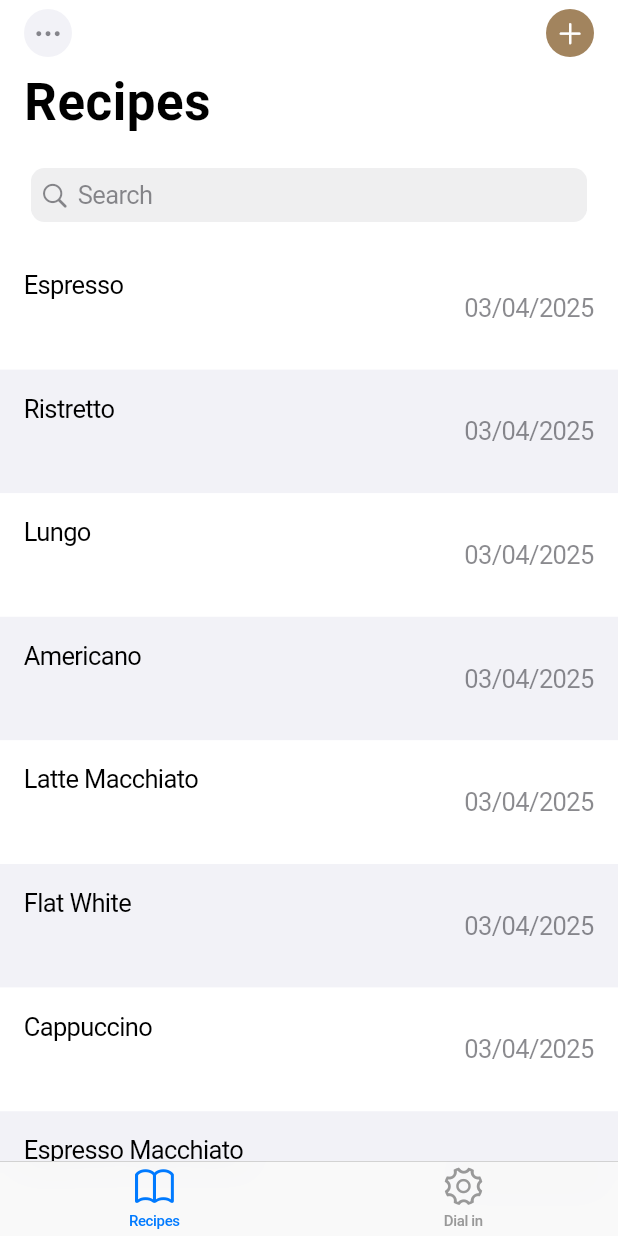
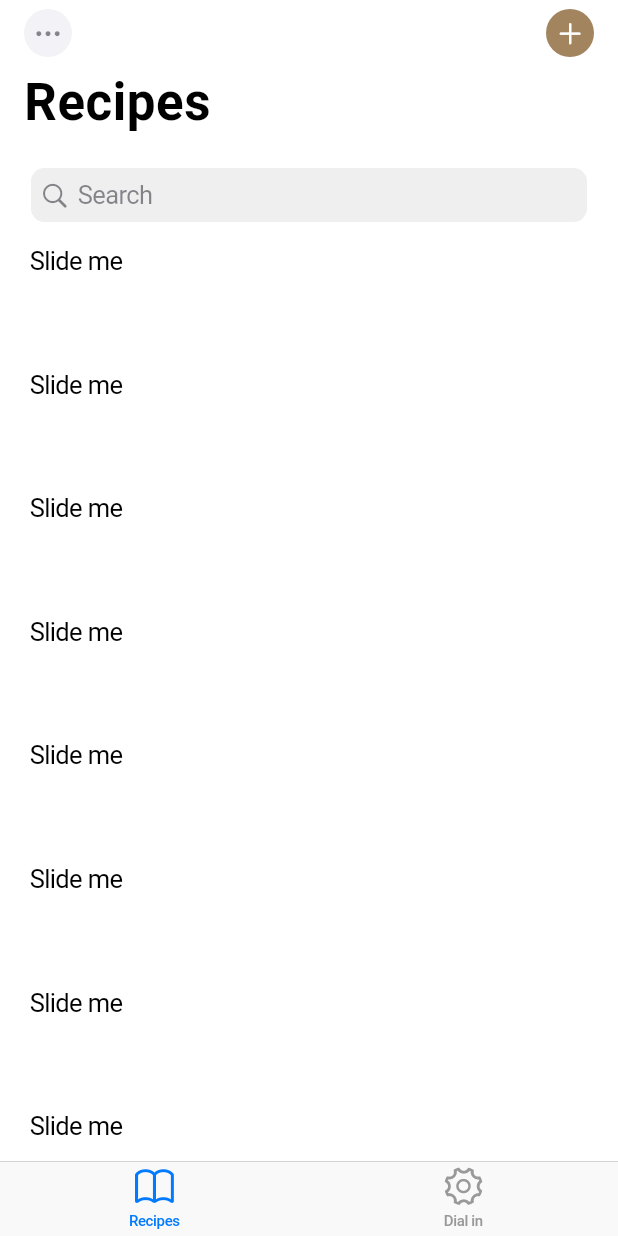
Before and after one commit to florian-renfer/baristabuddy, a Flutter app: the screen it shows after launch, on a phone screen of 412 x 824 dp. Run offline on Flutter 3.47's test engine with Material 3 defaults, Android fonts, the phone set to English and light mode, and no system bars; drawn by our look-alikes of flutter_slidable.

Commit message:
feat: add flutter_slide dependency, initialize RecipeListEntry

```diff
--- a/lib/screens/recipes.dart
+++ b/lib/screens/recipes.dart
@@ -1,5 +1,7 @@
 import 'package:flutter/cupertino.dart';
 import 'package:intl/intl.dart';
+
+import '../widgets/recipe_list_entry.dart';
 
 // This class represents attributes of a brewing recipe.
 class Recipe {
@@ -124,17 +126,7 @@ class RecipeList extends StatelessWidget {
             BuildContext context,
             int index,
           ) {
-            return CupertinoListTile(
-              title: _recipes[index].name,
-              padding: EdgeInsets.symmetric(vertical: 16, horizontal: 16),
-              backgroundColor:
-                  index % 2 == 0
-                      ? CupertinoColors.tertiarySystemBackground
-                      : CupertinoColors.secondarySystemBackground,
-              additionalInfo: Text(
-                DateFormat('MM/dd/yyyy').format(_recipes[index].updatedAt),
-              ),
-            );
+            return RecipeListEntry();
           }, childCount: _recipes.length),
         ),
       ],
--- /dev/null
+++ b/lib/widgets/recipe_list_entry.dart
@@ -0,0 +1,70 @@
+import 'package:flutter/cupertino.dart';
+import 'package:flutter_slidable/flutter_slidable.dart';
+
+// This class displays a list entry for a brewing recipe.
+class RecipeListEntry extends StatelessWidget {
+  const RecipeListEntry({super.key});
+
+  @override
+  Widget build(BuildContext context) {
+    return Slidable(
+      // Specify a key if the Slidable is dismissible.
+      key: const ValueKey(0),
+
+      // The start action pane is the one at the left or the top side.
+      startActionPane: ActionPane(
+        // A motion is a widget used to control how the pane animates.
+        motion: const ScrollMotion(),
+
+        // A pane can dismiss the Slidable.
+        dismissible: DismissiblePane(onDismissed: () {}),
+
+        // All actions are defined in the children parameter.
+        children: const [
+          // A SlidableAction can have an icon and/or a label.
+          SlidableAction(
+            onPressed: null,
+            backgroundColor: Color(0xFFFE4A49),
+            foregroundColor: CupertinoColors.white,
+            icon: CupertinoIcons.delete,
+            label: 'Delete',
+          ),
+          SlidableAction(
+            onPressed: null,
+            backgroundColor: Color(0xFF21B7CA),
+            foregroundColor: CupertinoColors.white,
+            icon: CupertinoIcons.share,
+            label: 'Share',
+          ),
+        ],
+      ),
+
+      // The end action pane is the one at the right or the bottom side.
+      endActionPane: const ActionPane(
+        motion: ScrollMotion(),
+        children: [
+          SlidableAction(
+            // An action can be bigger than the others.
+            flex: 2,
+            onPressed: null,
+            backgroundColor: Color(0xFF7BC043),
+            foregroundColor: CupertinoColors.white,
+            icon: CupertinoIcons.ellipsis,
+            label: 'Archive',
+          ),
+          SlidableAction(
+            onPressed: null,
+            backgroundColor: Color(0xFF0392CF),
+            foregroundColor: CupertinoColors.white,
+            icon: CupertinoIcons.flag,
+            label: 'Save',
+          ),
+        ],
+      ),
+
+      // The child of the Slidable is what the user sees when the
+      // component is not dragged.
+      child: const CupertinoListTile(title: Text('Slide me')),
+    );
+  }
+}
--- a/pubspec.yaml
+++ b/pubspec.yaml
@@ -35,6 +35,7 @@ dependencies:
   # Use with the CupertinoIcons class for iOS style icons.
   cupertino_icons: ^1.0.8
   intl: ^0.20.2
+  flutter_slidable: ^4.0.0
 
 dev_dependencies:
   flutter_test:
```
Also changed, not shown: pubspec.lock.
